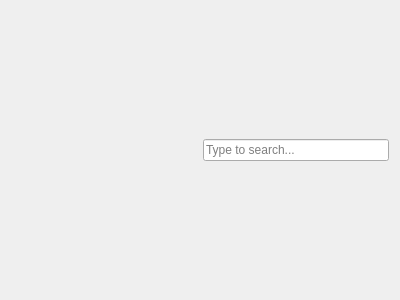
First picture: the form in src/dolphinwindowheader.ui, repository aero7-open-project/aero7-file-explorer, before the edit.
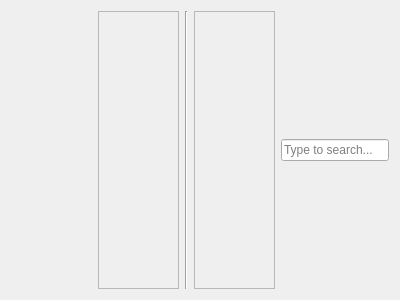
Second picture: the form after the edit. Icons and pictures are not drawn. Custom widgets are drawn as their Qt base class.

The edit to the form file:
```diff
--- a/src/dolphinwindowheader.ui
+++ b/src/dolphinwindowheader.ui
@@ -18,20 +18,74 @@
     <widget class="Aero::NavButtons" name="navs" native="true"/>
    </item>
    <item>
-    <spacer name="horizontalSpacer">
+    <widget class="QFrame" name="primaryNavHole">
+     <property name="frameShape">
+      <enum>QFrame::Shape::StyledPanel</enum>
+     </property>
+     <property name="frameShadow">
+      <enum>QFrame::Shadow::Raised</enum>
+     </property>
+     <layout class="QHBoxLayout" name="horizontalLayout_2">
+      <property name="spacing">
+       <number>0</number>
+      </property>
+      <property name="leftMargin">
+       <number>0</number>
+      </property>
+      <property name="topMargin">
+       <number>0</number>
+      </property>
+      <property name="rightMargin">
+       <number>0</number>
+      </property>
+      <property name="bottomMargin">
+       <number>0</number>
+      </property>
+     </layout>
+    </widget>
+   </item>
+   <item>
+    <widget class="Line" name="separator">
      <property name="orientation">
-      <enum>Qt::Orientation::Horizontal</enum>
+      <enum>Qt::Orientation::Vertical</enum>
      </property>
-     <property name="sizeHint" stdset="0">
-      <size>
-       <width>184</width>
-       <height>20</height>
-      </size>
+    </widget>
+   </item>
+   <item>
+    <widget class="QFrame" name="secondaryNavHole">
+     <property name="frameShape">
+      <enum>QFrame::Shape::StyledPanel</enum>
      </property>
-    </spacer>
+     <property name="frameShadow">
+      <enum>QFrame::Shadow::Raised</enum>
+     </property>
+     <layout class="QHBoxLayout" name="horizontalLayout_3">
+      <property name="spacing">
+       <number>0</number>
+      </property>
+      <property name="leftMargin">
+       <number>0</number>
+      </property>
+      <property name="topMargin">
+       <number>0</number>
+      </property>
+      <property name="rightMargin">
+       <number>0</number>
+      </property>
+      <property name="bottomMargin">
+       <number>0</number>
+      </property>
+     </layout>
+    </widget>
    </item>
    <item>
     <widget class="QLineEdit" name="searchBar">
+     <property name="sizePolicy">
+      <sizepolicy hsizetype="Preferred" vsizetype="Fixed">
+       <horstretch>0</horstretch>
+       <verstretch>0</verstretch>
+      </sizepolicy>
+     </property>
      <property name="placeholderText">
       <string>Type to search...</string>
      </property>
```
